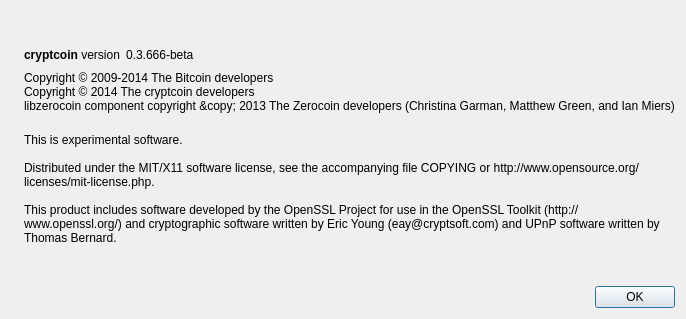
nuggetbram/apples, file src/qt/forms/aboutdialog.ui: the form before one commit.
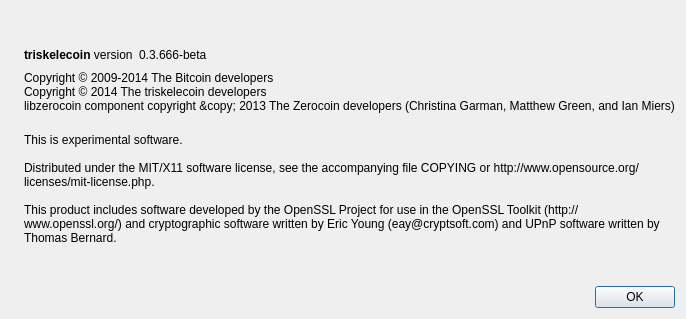
The form after the commit. Icons and pictures are not drawn.

Diff of the .ui file:
```diff
--- a/src/qt/forms/aboutdialog.ui
+++ b/src/qt/forms/aboutdialog.ui
@@ -50,7 +50,7 @@
           <cursorShape>IBeamCursor</cursorShape>
          </property>
          <property name="text">
-          <string>&lt;b&gt;cryptcoin&lt;/b&gt; version</string>
+          <string>&lt;b&gt;triskelecoin&lt;/b&gt; version</string>
          </property>
          <property name="textInteractionFlags">
           <set>Qt::LinksAccessibleByMouse|Qt::TextSelectableByKeyboard|Qt::TextSelectableByMouse</set>
@@ -92,7 +92,7 @@
        </property>
        <property name="text">
         <string>Copyright © 2009-2014 The Bitcoin developers
-Copyright © 2014 The cryptcoin developers
+Copyright © 2014 The triskelecoin developers
 libzerocoin component copyright &amp;copy; 2013 The Zerocoin developers (Christina Garman, Matthew Green, and Ian Miers)</string>
        </property>
        <property name="textInteractionFlags">
```
Left out of the diff: 2 changed lines with no effect on the pictures.
